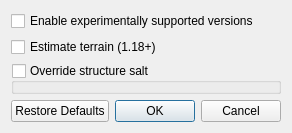
First picture: the form in src/extgendialog.ui, repository DUzzL/Seed-Atlas, before the edit.
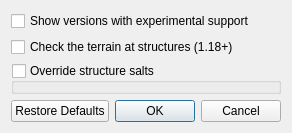
Second picture: the form after the edit. Icons and pictures are not drawn.

The edit to the form file:
```diff
--- a/src/extgendialog.ui
+++ b/src/extgendialog.ui
@@ -13,7 +13,7 @@
    <item row="3" column="0" colspan="2">
     <widget class="QGroupBox" name="groupSalts">
      <property name="title">
-      <string>Override structure salt</string>
+      <string>Override structure salts</string>
      </property>
      <property name="checkable">
       <bool>true</bool>
@@ -36,14 +36,14 @@
    <item row="2" column="0" colspan="2">
     <widget class="QCheckBox" name="checkEstimate">
      <property name="text">
-      <string>Estimate terrain (1.18+)</string>
+      <string>Check the terrain at structures (1.18+)</string>
      </property>
     </widget>
    </item>
    <item row="1" column="0" colspan="2">
     <widget class="QCheckBox" name="checkExperimental">
      <property name="text">
-      <string>Enable experimentally supported versions</string>
+      <string>Show versions with experimental support</string>
      </property>
     </widget>
    </item>
```
Left out of the diff: 11 changed lines with no effect on the pictures.
